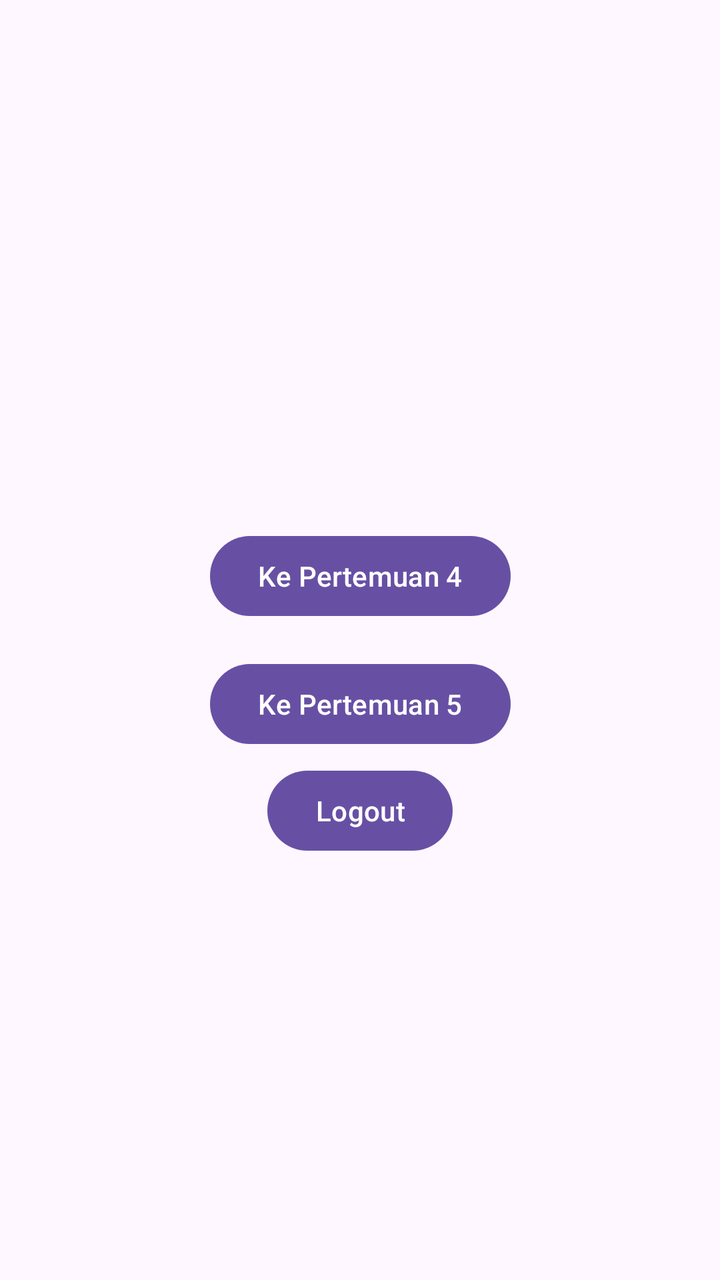
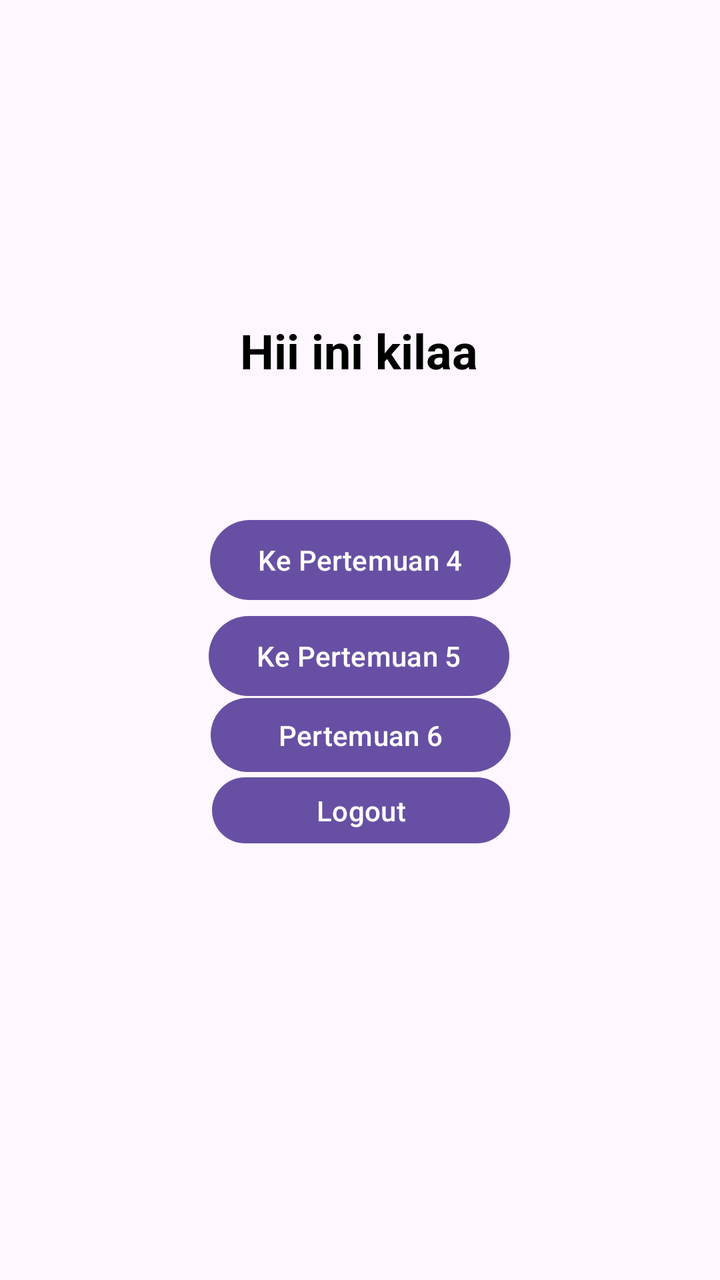

Two renders of the same Android screen: before a commit and after it. Below are the layout's source before the change and the commit's diff.
<!-- AndroidManifest.xml: application theme Theme.Marskilaa -->
<!-- res/layout/activity_main.xml -->
<?xml version="1.0" encoding="utf-8"?>
<androidx.constraintlayout.widget.ConstraintLayout
    xmlns:android="http://schemas.android.com/apk/res/android"
    xmlns:app="http://schemas.android.com/apk/res-auto"
    xmlns:tools="http://schemas.android.com/tools"
    android:id="@+id/main"
    android:layout_width="match_parent"
    android:layout_height="match_parent"
    tools:context=".MainActivity">

    
    <Button
        android:id="@+id/btnToFourth"
        android:layout_width="wrap_content"
        android:layout_height="wrap_content"
        android:text="Ke Pertemuan 4"
        app:layout_constraintBottom_toTopOf="@id/btnToFifth"
        app:layout_constraintEnd_toEndOf="parent"
        app:layout_constraintStart_toStartOf="parent"
        app:layout_constraintTop_toTopOf="parent"
        app:layout_constraintVertical_chainStyle="packed" />

    
    <Button
        android:id="@+id/btnToFifth"
        android:layout_width="wrap_content"
        android:layout_height="wrap_content"
        android:layout_marginTop="16dp"
        android:text="Ke Pertemuan 5"
        app:layout_constraintBottom_toBottomOf="parent"
        app:layout_constraintEnd_toEndOf="parent"
        app:layout_constraintStart_toStartOf="parent"
        app:layout_constraintTop_toBottomOf="@id/btnToFourth" />

    <Button
        android:id="@+id/btnLogout"
        android:layout_width="wrap_content"
        android:layout_height="wrap_content"
        android:text="Logout"
        app:layout_constraintBottom_toBottomOf="parent"
        app:layout_constraintEnd_toEndOf="parent"
        app:layout_constraintStart_toStartOf="parent"
        app:layout_constraintTop_toTopOf="parent"
        app:layout_constraintVertical_bias="0.644" />

</androidx.constraintlayout.widget.ConstraintLayout>
<!-- resources referenced by this layout -->
<resources>
  <style name="Theme.Marskilaa" parent="Base.Theme.Marskilaa" />
  <style name="Base.Theme.Marskilaa" parent="Theme.Material3.DayNight.NoActionBar">
          
          
      </style>
</resources>

<!-- the commit's change to res/layout/activity_main.xml (unified diff, before → after) -->
@@ -9,6 +9,24 @@
     tools:context=".MainActivity">
 
     
+
+    
+
+    <TextView
+        android:id="@+id/tvGreeting"
+        android:layout_width="wrap_content"
+        android:layout_height="wrap_content"
+        android:text="Hii ini kilaa"
+        android:textColor="@android:color/black"
+        android:textSize="24sp"
+        android:textStyle="bold"
+        app:layout_constraintBottom_toTopOf="@+id/btnToFourth"
+        app:layout_constraintEnd_toEndOf="parent"
+        app:layout_constraintHorizontal_bias="0.498"
+        app:layout_constraintStart_toStartOf="parent"
+        app:layout_constraintTop_toTopOf="parent"
+        app:layout_constraintVertical_bias="0.711" />
+
     <Button
         android:id="@+id/btnToFourth"
         android:layout_width="wrap_content"
@@ -16,11 +34,12 @@
         android:text="Ke Pertemuan 4"
         app:layout_constraintBottom_toTopOf="@id/btnToFifth"
         app:layout_constraintEnd_toEndOf="parent"
+        app:layout_constraintHorizontal_bias="0.501"
         app:layout_constraintStart_toStartOf="parent"
         app:layout_constraintTop_toTopOf="parent"
+        app:layout_constraintVertical_bias="1.0"
         app:layout_constraintVertical_chainStyle="packed" />
 
-    
     <Button
         android:id="@+id/btnToFifth"
         android:layout_width="wrap_content"
@@ -29,18 +48,32 @@
         android:text="Ke Pertemuan 5"
         app:layout_constraintBottom_toBottomOf="parent"
         app:layout_constraintEnd_toEndOf="parent"
+        app:layout_constraintHorizontal_bias="0.498"
         app:layout_constraintStart_toStartOf="parent"
-        app:layout_constraintTop_toBottomOf="@id/btnToFourth" />
+        app:layout_constraintTop_toTopOf="parent" />
 
     <Button
         android:id="@+id/btnLogout"
-        android:layout_width="wrap_content"
-        android:layout_height="wrap_content"
+        android:layout_width="149dp"
+        android:layout_height="41dp"
         android:text="Logout"
         app:layout_constraintBottom_toBottomOf="parent"
         app:layout_constraintEnd_toEndOf="parent"
+        app:layout_constraintHorizontal_bias="0.503"
         app:layout_constraintStart_toStartOf="parent"
         app:layout_constraintTop_toTopOf="parent"
-        app:layout_constraintVertical_bias="0.644" />
+        app:layout_constraintVertical_bias="0.642" />
+
+    <Button
+        android:id="@+id/btnPertemuan6"
+        android:layout_width="150dp"
+        android:layout_height="45dp"
+        android:text="Pertemuan 6"
+        app:layout_constraintBottom_toBottomOf="parent"
+        app:layout_constraintEnd_toEndOf="parent"
+        app:layout_constraintHorizontal_bias="0.501"
+        app:layout_constraintStart_toStartOf="parent"
+        app:layout_constraintTop_toTopOf="parent"
+        app:layout_constraintVertical_bias="0.58" />
 
 </androidx.constraintlayout.widget.ConstraintLayout>
